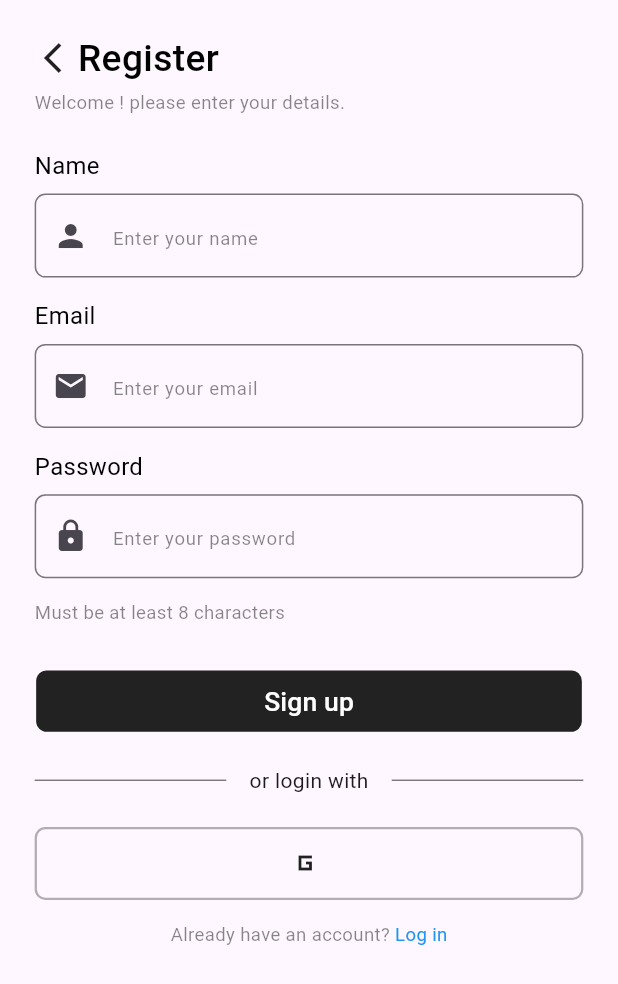
After one commit to Omar20041223/gdg_camp_final_project, a Flutter app: the RegisterView screen opened by its route, on a phone screen of 412 x 824 dp. The commit adds this screen. Shown: the top 984 px of the screen. Run offline on Flutter 3.47's test engine with Material 3 defaults, Android fonts, the phone set to English and light mode, and no system bars; our stand-ins replace animate_do, flutter_screenutil, go_router, smooth_page_indicator.

Commit message:
create auth feature and build the views but it's not complete , waiting the ui !!

```diff
--- a/lib/core/utils/app_colors.dart
+++ b/lib/core/utils/app_colors.dart
@@ -1,6 +1,6 @@
 import 'dart:ui';
 
 class AppColors {
-  static const primaryColor = Color(0xff115573);
+  static const primaryColor = Color(0xff222222);
   static const customGrey = Color(0xff646363);
 }
--- a/lib/core/utils/app_router.dart
+++ b/lib/core/utils/app_router.dart
@@ -1,3 +1,5 @@
+import 'package:gdg_camp_final_project/features/auth/presentation/views/login_view.dart';
+import 'package:gdg_camp_final_project/features/auth/presentation/views/register_view.dart';
 import 'package:gdg_camp_final_project/features/onboarding/presentation/views/onboarding_view.dart';
 import 'package:gdg_camp_final_project/features/splash/presentation/views/splash_view.dart';
 import 'package:go_router/go_router.dart';
@@ -6,11 +8,15 @@ import 'package:go_router/go_router.dart';
 abstract class AppRouter {
   static const kSplashView = '/splashView';
   static const kOnboardingView = '/onboardingView';
+  static const kRegisterView = '/registerView';
+  static const kLoginView = '/loginView';
 
   static final router = GoRouter(
     routes: [
       GoRoute(path: '/', builder: (context, state) => const SplashView()),
       GoRoute(path: '/onboardingView', builder: (context, state) => const OnboardingView()),
+      GoRoute(path: '/registerView', builder: (context, state) => const RegisterView()),
+      GoRoute(path: '/loginView', builder: (context, state) => const LoginView()),
     ],
   );
 }
--- a/lib/core/utils/app_styles.dart
+++ b/lib/core/utils/app_styles.dart
@@ -26,4 +26,31 @@ class AppStyles {
     color: Colors.white,
   );
   /// --------------------------------------------
+
+
+
+
+
+
+  /// auth Style
+  static final TextStyle textStyle28W500Black = TextStyle(
+    fontSize: 28.sp,
+    fontWeight: FontWeight.w500,
+    color: Colors.black,
+  );
+  static final TextStyle textStyle14W400CustomBlack = TextStyle(
+    fontSize: 14.sp,
+    fontWeight: FontWeight.w400,
+    color: Colors.black.withValues(alpha: .47),
+  );
+  static final TextStyle textStyle18W400Black = TextStyle(
+    fontSize: 18.sp,
+    fontWeight: FontWeight.w400,
+    color: Colors.black,
+  );
+  static final TextStyle textStyle16W500CustomGrey = TextStyle(
+    fontSize: 16.sp,
+    fontWeight: FontWeight.w500,
+    color: Color(0xff7C838A),
+  );
 }
--- /dev/null
+++ b/lib/core/widgets/custom_text_form_field.dart
@@ -0,0 +1,60 @@
+import 'package:flutter/material.dart';
+import 'package:flutter_screenutil/flutter_screenutil.dart';
+
+import '../utils/app_styles.dart';
+
+class CustomTextFormField extends StatelessWidget {
+  const CustomTextFormField({
+    super.key,
+    required this.hintText,
+    required this.textInputType,
+    this.controller,
+    this.validator,
+    this.obscureText = false,
+    this.autoValidateMode, this.iconData, this.borderSide,
+  });
+
+  final String hintText;
+  final TextInputType textInputType;
+  final TextEditingController? controller;
+  final String? Function(String?)? validator;
+  final bool obscureText;
+  final AutovalidateMode? autoValidateMode;
+  final IconData? iconData;
+  final BorderSide? borderSide;
+
+  @override
+  Widget build(BuildContext context) {
+    return TextFormField(
+      autovalidateMode: autoValidateMode,
+      controller: controller,
+      validator: (value) {
+        return validator!(value);
+      },
+      obscureText: obscureText,
+      decoration: InputDecoration(
+        // filled: true,
+        // fillColor: Colors.white,
+        hintText: hintText,
+        hintStyle: AppStyles.textStyle14W400CustomBlack,
+        border: OutlineInputBorder(
+          borderRadius: BorderRadius.circular(8.r),
+          borderSide: borderSide ?? BorderSide(
+            color: Colors.black..withAlpha(122),
+            width: 1.5,
+          ),
+        ),
+        prefixIcon: iconData != null ? Icon(iconData) : null,
+        // errorBorder: OutlineInputBorder(
+        //   borderRadius: BorderRadius.circular(10.r),
+        //   borderSide: BorderSide(
+        //     width: 1.w,
+        //     color: Colors.red,
+        //   ),
+        // ),
+      ),
+      keyboardType: textInputType,
+      textAlign: TextAlign.start,
+    );
+  }
+}
--- /dev/null
+++ b/lib/features/auth/presentation/views/register_view.dart
@@ -0,0 +1,12 @@
+import 'package:flutter/material.dart';
+import 'package:gdg_camp_final_project/features/auth/presentation/views/widgets/register_widgets/register_body.dart';
+class RegisterView extends StatelessWidget {
+  const RegisterView({super.key});
+
+  @override
+  Widget build(BuildContext context) {
+    return Scaffold(
+      body: SafeArea(child: RegisterBody()),
+    );
+  }
+}
--- /dev/null
+++ b/lib/features/auth/presentation/views/widgets/auth_footer.dart
@@ -0,0 +1,58 @@
+import 'package:flutter/material.dart';
+import 'package:flutter_screenutil/flutter_screenutil.dart';
+
+import '../../../../../core/utils/app_styles.dart';
+
+class AuthFooter extends StatelessWidget {
+  const AuthFooter({super.key});
+
+  @override
+  Widget build(BuildContext context) {
+    return Column(
+      children: [
+        Row(
+          children: [
+            Expanded(
+              child: Divider(
+                thickness: .7,
+                color: Colors.black.withAlpha(178),
+              ),
+            ),
+            16.horizontalSpace,
+            Text(
+              "or login with",
+              // style: AppStyles.regular14,
+            ),
+            16.horizontalSpace,
+            Expanded(
+              child: Divider(
+                thickness: .7,
+                color: Colors.black.withAlpha(178),
+              ),
+            ),
+          ],
+        ),
+        24.verticalSpace,
+        Container(
+          height: 55.h,
+          decoration: BoxDecoration(
+            borderRadius: BorderRadius.circular(8.r),
+            border: Border.all(
+              width: 1.5,
+              color: Colors.black.withAlpha(76),
+            )
+          ),
+          child: Row(
+            mainAxisAlignment: MainAxisAlignment.center,
+            crossAxisAlignment: CrossAxisAlignment.center,
+            children: [
+              Icon(Icons.g_mobiledata_sharp),
+              4.horizontalSpace,
+              // Text("Sing up with Google",style: AppStyles.regular18,)
+            ],
+          ),
+        )
+      ],
+    );
+  }
+}
--- /dev/null
+++ b/lib/features/auth/presentation/views/widgets/auth_text_field.dart
@@ -0,0 +1,28 @@
+import 'package:flutter/material.dart';
+import 'package:flutter_screenutil/flutter_screenutil.dart';
+
+import '../../../../../core/utils/app_styles.dart';
+import '../../../../../core/widgets/custom_text_form_field.dart';
+
+class AuthTextField extends StatelessWidget {
+  const AuthTextField({super.key, required this.headerText, required this.hintText, required this.textInputType, required this.iconData, this.obscureText=false});
+  final String headerText;
+  final String hintText;
+  final TextInputType textInputType;
+  final IconData iconData;
+  final bool obscureText;
+  @override
+  Widget build(BuildContext context) {
+    return Column(
+      crossAxisAlignment: CrossAxisAlignment.start,
+      children: [
+        Text(
+          headerText,
+          style: AppStyles.textStyle18W400Black
+        ),
+        8.verticalSpace,
+        CustomTextFormField(hintText: hintText, textInputType: textInputType,iconData: iconData,obscureText: obscureText,)
+      ],
+    );
+  }
+}
--- /dev/null
+++ b/lib/features/auth/presentation/views/widgets/register_widgets/register_body.dart
@@ -0,0 +1,58 @@
+import 'package:flutter/gestures.dart';
+import 'package:flutter/material.dart';
+import 'package:flutter_screenutil/flutter_screenutil.dart';
+import 'package:gdg_camp_final_project/core/utils/app_router.dart';
+import 'package:gdg_camp_final_project/features/auth/presentation/views/widgets/register_widgets/register_header.dart';
+import 'package:gdg_camp_final_project/features/auth/presentation/views/widgets/register_widgets/register_text_fields.dart';
+import 'package:go_router/go_router.dart';
+
+import '../../../../../../core/utils/app_styles.dart';
+import '../../../../../../core/widgets/custom_button.dart';
+import '../auth_footer.dart';
+
+class RegisterBody extends StatelessWidget {
+  const RegisterBody({super.key});
+
+  @override
+  Widget build(BuildContext context) {
+    return Padding(
+      padding: EdgeInsets.symmetric(horizontal: 24.w),
+      child: SingleChildScrollView(
+        child: Column(
+          children: [
+            24.verticalSpace,
+            const RegisterHeader(),
+            24.verticalSpace,
+            RegisterTextFields(),
+            32.verticalSpace,
+            CustomButton(
+              text: "Sign up",
+              height: 55.h,
+              borderRadius: BorderRadius.circular(8.r),
+            ),
+            24.verticalSpace,
+            AuthFooter(),
+            16.verticalSpace,
+            Text.rich(
+              TextSpan(
+                children: [
+                  TextSpan(
+                    text: "Already have an account? ",
+                    style: AppStyles.textStyle14W400CustomBlack,
+                  ),
+                  TextSpan(
+                    recognizer: TapGestureRecognizer()..onTap = () {
+                      GoRouter.of(context).push(AppRouter.kLoginView);
+                    },
+                    text: "Log in",
+                    style: AppStyles.textStyle14W400CustomBlack.copyWith(color: Colors.blue),
+                  ),
+                ],
+              ),
+            ),
+          ],
+        ),
+      ),
+    );
+  }
+}
--- /dev/null
+++ b/lib/features/auth/presentation/views/widgets/register_widgets/register_header.dart
@@ -0,0 +1,34 @@
+import 'package:flutter/material.dart';
+import 'package:flutter_screenutil/flutter_screenutil.dart';
+import 'package:go_router/go_router.dart';
+
+import '../../../../../../core/utils/app_styles.dart';
+
+class RegisterHeader extends StatelessWidget {
+  const RegisterHeader({super.key});
+  @override
+  Widget build(BuildContext context) {
+    return Column(
+      crossAxisAlignment: CrossAxisAlignment.start,
+      children: [
+        Row(
+          children: [
+            GestureDetector(
+                onTap: () {
+                  GoRouter.of(context).pop();
+                },
+                child: Icon(Icons.arrow_back_ios_new)),
+            5.horizontalSpace,
+            Text(
+              "Register",style: AppStyles.textStyle28W500Black,
+            ),
+          ],
+        ),
+        4.verticalSpace,
+        Text(
+            "Welcome ! please enter your details.",style: AppStyles.textStyle14W400CustomBlack
+        ),
+      ],
+    );
+  }
+}
--- /dev/null
+++ b/lib/features/auth/presentation/views/widgets/register_widgets/register_text_fields.dart
@@ -0,0 +1,24 @@
+import 'package:flutter/material.dart';
+import 'package:flutter_screenutil/flutter_screenutil.dart';
+import '../../../../../../core/utils/app_styles.dart';
+import '../auth_text_field.dart';
+
+class RegisterTextFields extends StatelessWidget {
+  const RegisterTextFields({super.key});
+
+  @override
+  Widget build(BuildContext context) {
+    return Column(
+      crossAxisAlignment: CrossAxisAlignment.start,
+      children: [
+        AuthTextField(headerText: "Name", hintText: "Enter your name", textInputType: TextInputType.name, iconData: Icons.person),
+        16.verticalSpace,
+        AuthTextField(headerText: "Email", hintText: "Enter your email", textInputType: TextInputType.emailAddress, iconData: Icons.email),
+        16.verticalSpace,
+        AuthTextField(headerText: "Password", hintText: "Enter your password", textInputType: TextInputType.visiblePassword, iconData: Icons.lock, obscureText: true),
+        16.verticalSpace,
+        Text("Must be at least 8 characters",style: AppStyles.textStyle14W400CustomBlack,)
+      ],
+    );
+  }
+}
--- a/lib/features/onboarding/presentation/views/widgets/onboarding_view_body.dart
+++ b/lib/features/onboarding/presentation/views/widgets/onboarding_view_body.dart
@@ -1,9 +1,11 @@
 import 'package:flutter/material.dart';
 import 'package:flutter_screenutil/flutter_screenutil.dart';
 import 'package:gdg_camp_final_project/core/utils/app_colors.dart';
+import 'package:gdg_camp_final_project/core/utils/app_router.dart';
 import 'package:gdg_camp_final_project/core/utils/app_styles.dart';
 import 'package:gdg_camp_final_project/core/widgets/custom_button.dart';
 import 'package:gdg_camp_final_project/features/onboarding/presentation/views/widgets/onboarding_page_view.dart';
+import 'package:go_router/go_router.dart';
 import 'package:smooth_page_indicator/smooth_page_indicator.dart';
 
 class OnboardingViewBody extends StatefulWidget {
@@ -79,6 +81,9 @@ class _OnboardingViewBodyState extends State<OnboardingViewBody> {
                             text: "REGISTER",
                             height: 48.h,
                             shadow: true,
+                            onPressed: () {
+                              GoRouter.of(context).push(AppRouter.kRegisterView);
+                            },
                           ),
                           24.verticalSpace,
                           CustomButton(
```
Also changed, not shown: lib/features/auth/presentation/views/login_view.dart (added, +12 -0 lines), lib/features/auth/presentation/views/widgets/login_widgets/login_body.dart (added, +61 -0 lines), lib/features/auth/presentation/views/widgets/login_widgets/login_header.dart (added, +25 -0 lines), lib/features/auth/presentation/views/widgets/login_widgets/login_text_fields.dart (added, +29 -0 lines).
